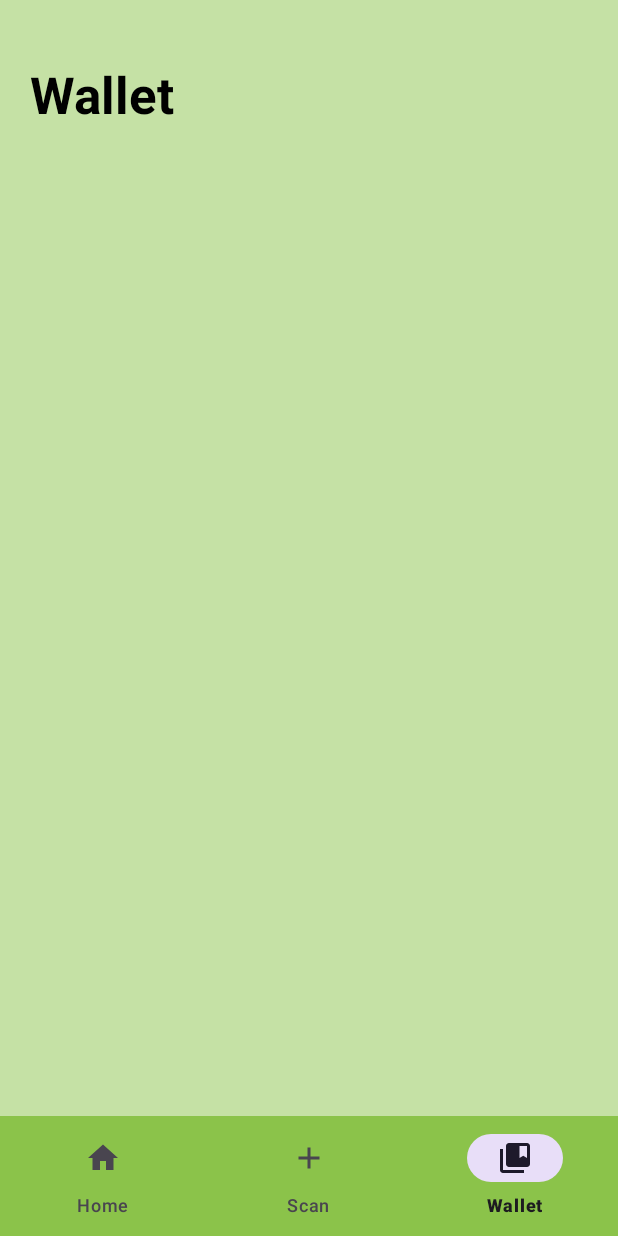
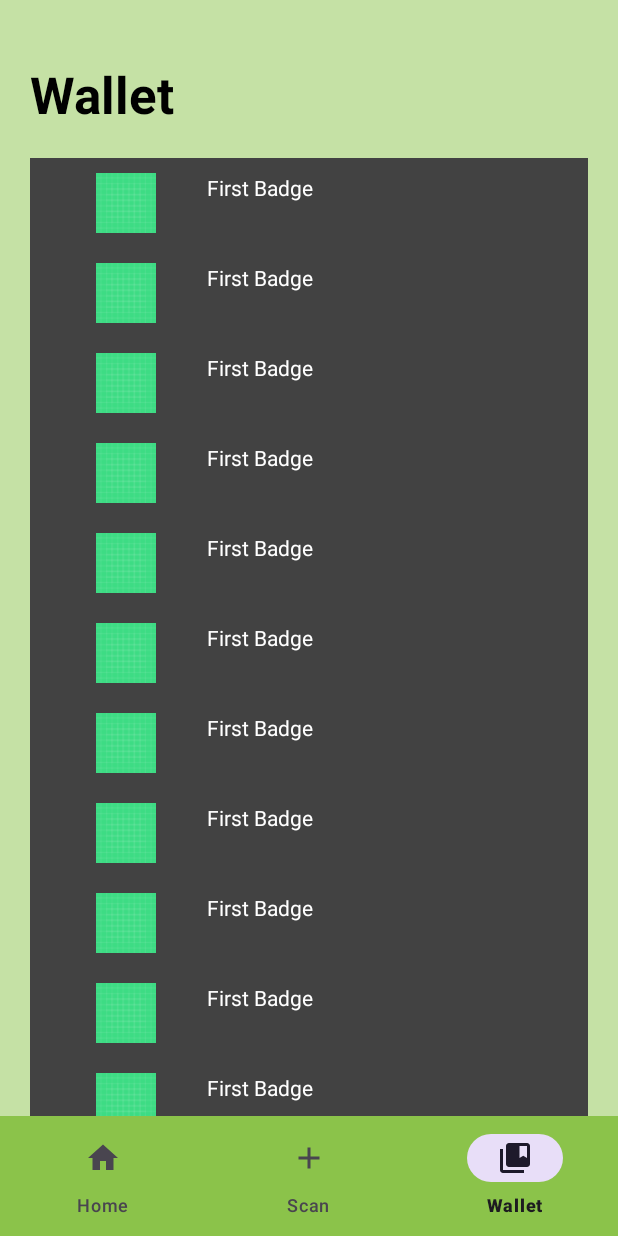
Before and after one commit to Harry55494/Hikers-Challenge, an Android app: the WalletFragment screen opened through its navigation route, on a phone screen of 412 x 824 dp. Run offline under Robolectric (Android 15) with nearby library versions, the light colour scheme and no system bars; our stand-ins replace navigation-ui.

Commit message:
Working Scrolling Badge Wallet

```diff
--- /dev/null
+++ b/app/src/main/java/com/example/hikerschallenge/Badge.kt
@@ -0,0 +1,18 @@
+package com.example.hikerschallenge
+
+import android.util.Log
+import java.io.Serializable
+
+data class Badge(var name: String): Serializable {
+
+    private val tag = "BadgeClass"
+
+    init {
+        Log.i(tag, "'$name' created")
+    }
+
+    override fun toString(): String {
+        return "Badge(name='$name')"
+    }
+
+}
--- /dev/null
+++ b/app/src/main/java/com/example/hikerschallenge/BadgesModel.kt
@@ -0,0 +1,26 @@
+package com.example.hikerschallenge
+
+import android.util.Log
+import java.io.Serializable
+
+class BadgesModel(): Serializable {
+
+    private val tag = "BadgesModel"
+    var badges = mutableListOf<Badge>()
+
+    init {
+        Log.i(tag, "BadgesModel created")
+    }
+
+    fun addBadge(badge: Badge){
+        badges.add(badge)
+        Log.i(tag, "'$badge' badge added")
+        Log.i(tag, badge.toString())
+    }
+
+    override fun toString(): String {
+        return "BadgesModel(badges=$badges)"
+    }
+
+
+}
--- /dev/null
+++ b/app/src/main/java/com/example/hikerschallenge/BadgesViewModel.kt
@@ -0,0 +1,6 @@
+package com.example.hikerschallenge
+import androidx.lifecycle.ViewModel
+
+class BadgesViewModel : ViewModel() {
+    var badgesModel: BadgesModel? = null
+}
--- a/app/src/main/java/com/example/hikerschallenge/HomeFragment.kt
+++ b/app/src/main/java/com/example/hikerschallenge/HomeFragment.kt
@@ -6,11 +6,12 @@ import androidx.fragment.app.Fragment
 import android.view.LayoutInflater
 import android.view.View
 import android.view.ViewGroup
+import android.widget.TextView
+import androidx.fragment.app.activityViewModels
 
 // TODO: Rename parameter arguments, choose names that match
 // the fragment initialization parameters, e.g. ARG_ITEM_NUMBER
-private const val ARG_PARAM1 = "param1"
-private const val ARG_PARAM2 = "param2"
+private const val ARG_PARAM1 = "badge_model"
 
 /**
  * A simple [Fragment] subclass.
@@ -18,16 +19,14 @@ private const val ARG_PARAM2 = "param2"
  * create an instance of this fragment.
  */
 class HomeFragment : Fragment() {
-    // TODO: Rename and change types of parameters
-    private var param1: String? = null
-    private var param2: String? = null
+    private var badge_model: BadgesModel? = null
     private val tag = "HomeFragment"
+    private val badgesViewModel by activityViewModels<BadgesViewModel>()
 
     override fun onCreate(savedInstanceState: Bundle?) {
         super.onCreate(savedInstanceState)
         arguments?.let {
-            param1 = it.getString(ARG_PARAM1)
-            param2 = it.getString(ARG_PARAM2)
+            badge_model = it.getSerializable(ARG_PARAM1) as BadgesModel
         }
         Log.i(tag, "onCreate() run")
     }
@@ -37,7 +36,9 @@ class HomeFragment : Fragment() {
         savedInstanceState: Bundle?
     ): View? {
         // Inflate the layout for this fragment
-        return inflater.inflate(R.layout.fragment_home, container, false)
+        val view = inflater.inflate(R.layout.fragment_home, container, false)
+        Log.i(tag, "onCreateView() run")
+        return view
     }
 
     companion object {
@@ -45,17 +46,15 @@ class HomeFragment : Fragment() {
          * Use this factory method to create a new instance of
          * this fragment using the provided parameters.
          *
-         * @param param1 Parameter 1.
-         * @param param2 Parameter 2.
+         * @param badge_model Parameter 1.
          * @return A new instance of fragment HomeFragment.
          */
         // TODO: Rename and change types and number of parameters
         @JvmStatic
-        fun newInstance(param1: String, param2: String) =
+        fun newInstance(badge_model: BadgesModel) =
             HomeFragment().apply {
                 arguments = Bundle().apply {
-                    putString(ARG_PARAM1, param1)
-                    putString(ARG_PARAM2, param2)
+                    putString(ARG_PARAM1, badge_model.toString())
                 }
             }
     }
--- a/app/src/main/java/com/example/hikerschallenge/MainActivity.kt
+++ b/app/src/main/java/com/example/hikerschallenge/MainActivity.kt
@@ -3,27 +3,32 @@ package com.example.hikerschallenge
 import android.os.Bundle
 import android.util.Log
 import androidx.appcompat.app.AppCompatActivity
+import androidx.lifecycle.ViewModelProvider
 import androidx.navigation.findNavController
 import androidx.navigation.ui.setupWithNavController
 import com.google.android.material.bottomnavigation.BottomNavigationView
-
 
 class MainActivity : AppCompatActivity() {
 
     private var tag = "MainActivity"
 
     override fun onCreate(savedInstanceState: Bundle?) {
+
+
+        val badgesViewModel = ViewModelProvider(this)[BadgesViewModel::class.java]
+        badgesViewModel.badgesModel = BadgesModel()
+        for (i in 1..15){
+            badgesViewModel.badgesModel!!.addBadge(Badge("First Badge"))
+        }
+
+
         super.onCreate(savedInstanceState)
         setContentView(R.layout.activity_main)
+
         val bottomNavigationView = findViewById<BottomNavigationView>(R.id.bottom_navigation_view)
         val navController = findNavController(R.id.nav_fragment)
         bottomNavigationView.setupWithNavController(navController)
+
         Log.i(tag, "Main Activity Loaded")
     }
-
-
-
-
-
-
 }
--- a/app/src/main/java/com/example/hikerschallenge/WalletFragment.kt
+++ b/app/src/main/java/com/example/hikerschallenge/WalletFragment.kt
@@ -6,6 +6,7 @@ import androidx.fragment.app.Fragment
 import android.view.LayoutInflater
 import android.view.View
 import android.view.ViewGroup
+import androidx.fragment.app.activityViewModels
 
 // TODO: Rename parameter arguments, choose names that match
 // the fragment initialization parameters, e.g. ARG_ITEM_NUMBER
@@ -21,6 +22,7 @@ class WalletFragment : Fragment() {
     // TODO: Rename and change types of parameters
     private var param1: String? = null
     private var param2: String? = null
+    private val badgesViewModel by activityViewModels<BadgesViewModel>()
     private val tag = "WalletFragment"
 
     override fun onCreate(savedInstanceState: Bundle?) {
@@ -37,7 +39,18 @@ class WalletFragment : Fragment() {
         savedInstanceState: Bundle?
     ): View? {
         // Inflate the layout for this fragment
-        return inflater.inflate(R.layout.fragment_wallet, container, false)
+        val view = inflater.inflate(R.layout.fragment_wallet, container, false)
+        val table = view.findViewById<ViewGroup>(R.id.badges_table_layout)
+        // iterate over badges and put them in the table
+        for (badge in badgesViewModel.badgesModel!!.badges){
+            val row = layoutInflater.inflate(R.layout.badge_row, table, false)
+            val name = row.findViewById<android.widget.TextView>(R.id.badge_row_name)
+            name.text = badge.name
+            table.addView(row)
+            Log.i(tag, "Badge $badge added to table")
+        }
+        Log.i(tag, "onCreateView() run")
+        return view
     }
 
     companion object {
--- /dev/null
+++ b/app/src/main/res/layout/badge_row.xml
@@ -0,0 +1,22 @@
+<?xml version="1.0" encoding="utf-8"?>
+<RelativeLayout xmlns:android="http://schemas.android.com/apk/res/android"
+    android:layout_width="match_parent"
+    android:layout_height="60dp"
+    android:padding="10dp">
+
+    <ImageView
+        android:id="@+id/badge_row_image"
+        android:layout_width="wrap_content"
+        android:layout_height="match_parent"
+        android:src="@drawable/ic_launcher_background"
+        android:contentDescription="@string/badge_icon_content_desc" />
+
+    <TextView
+        android:id="@+id/badge_row_name"
+        android:layout_toEndOf="@+id/badge_row_image"
+        android:layout_width="wrap_content"
+        android:layout_height="fill_parent"
+        android:textColor="@color/white"
+        />
+
+</RelativeLayout>
--- a/app/src/main/res/layout/fragment_home.xml
+++ b/app/src/main/res/layout/fragment_home.xml
@@ -31,7 +31,7 @@
 
     <androidx.cardview.widget.CardView
         android:layout_width="340dp"
-        android:layout_height="300dp"
+        android:layout_height="240dp"
         android:layout_below="@id/titleTextView"
         android:layout_centerHorizontal="true"
         android:layout_marginTop="40dp"
--- a/app/src/main/res/layout/fragment_wallet.xml
+++ b/app/src/main/res/layout/fragment_wallet.xml
@@ -1,5 +1,5 @@
 <?xml version="1.0" encoding="utf-8"?>
-<FrameLayout xmlns:android="http://schemas.android.com/apk/res/android"
+<RelativeLayout xmlns:android="http://schemas.android.com/apk/res/android"
     xmlns:tools="http://schemas.android.com/tools"
     android:layout_width="match_parent"
     android:layout_height="match_parent"
@@ -17,4 +17,29 @@
         android:id="@+id/titleTextView"
         />
 
-</FrameLayout>
+    <androidx.core.widget.NestedScrollView
+        android:layout_width="match_parent"
+        android:layout_height="match_parent"
+        android:layout_below="@id/titleTextView"
+        android:layout_marginTop="20dp"
+        android:background="@color/cardview_dark_background"
+        android:scrollbars="horizontal">
+
+        <TableLayout
+            android:layout_width="wrap_content"
+            android:layout_height="fill_parent"
+            android:stretchColumns="1"
+            android:id="@+id/badges_table_layout">
+
+            <TableRow
+                android:id="@+id/badge_row">
+            </TableRow>
+
+        </TableLayout>
+
+
+
+    </androidx.core.widget.NestedScrollView>
+
+
+</RelativeLayout>
--- a/app/src/main/res/menu/bottom_navigation.xml
+++ b/app/src/main/res/menu/bottom_navigation.xml
@@ -3,14 +3,14 @@
 
     <item
         android:id="@+id/homeFragment"
-        android:title="@string/navigation_home"
+        android:title="@string/home_fragment_title"
         android:icon="@drawable/baseline_home_24"/>
     <item
         android:id="@+id/addFragment"
-        android:title="@string/navigation_scan"
+        android:title="@string/add_fragment_title"
         android:icon="@drawable/baseline_add_24"/>
     <item
         android:id="@+id/walletFragment"
-        android:title="@string/navigation_wallet"
+        android:title="@string/wallet_fragment_title"
         android:icon="@drawable/baseline_collections_bookmark_24"/>
 </menu>
--- a/app/src/main/res/navigation/navigation_graph.xml
+++ b/app/src/main/res/navigation/navigation_graph.xml
@@ -9,12 +9,13 @@
         android:id="@+id/homeFragment"
         android:name="com.example.hikerschallenge.HomeFragment"
         android:label="fragment_home"
-        tools:layout="@layout/fragment_home" />
+        tools:layout="@layout/fragment_home">
+    </fragment>
     <fragment
         android:id="@+id/addFragment"
-        android:name="com.example.hikerschallenge.AddFragment"
+        android:name="com.example.hikerschallenge.ScanFragment"
         android:label="fragment_add"
-        tools:layout="@layout/fragment_add" />
+        tools:layout="@layout/fragment_scan" />
     <fragment
         android:id="@+id/walletFragment"
         android:name="com.example.hikerschallenge.WalletFragment"
--- a/app/src/main/res/values/strings.xml
+++ b/app/src/main/res/values/strings.xml
@@ -2,11 +2,9 @@
     <string name="app_name">Hiker\'s Challenge</string>
     <string name="hikers_challenge_title">Hiker\'s Challenge</string>
     <string name="home_fragment_title">Home</string>
-    <string name="add_fragment_title">Add</string>
+    <string name="add_fragment_title">Scan</string>
     <string name="wallet_fragment_title">Wallet</string>
     <string name="example_home_image_description">Template Image Showing a Hike</string>
     <string name="example_weather">18ºC ☀️</string>
-    <string name="navigation_home">Home</string>
-    <string name="navigation_scan">Scan</string>
-    <string name="navigation_wallet">Wallet</string>
+    <string name="badge_icon_content_desc">Badge Icon</string>
 </resources>
--- a/build.gradle.kts
+++ b/build.gradle.kts
@@ -1,5 +1,5 @@
 // Top-level build file where you can add configuration options common to all sub-projects/modules.
 plugins {
-    id("com.android.application") version "8.1.3" apply false
+    id("com.android.application") version "8.1.4" apply false
     id("org.jetbrains.kotlin.android") version "1.9.20" apply false
 }
```
Also changed, not shown: app/src/main/java/com/example/hikerschallenge/AddFragment.kt (deleted, +0 -62 lines), app/src/main/java/com/example/hikerschallenge/ScanFragment.kt (added, +65 -0 lines), app/src/main/res/layout/fragment_add.xml (deleted, +0 -21 lines), app/src/main/res/layout/fragment_scan.xml (added, +21 -0 lines).
